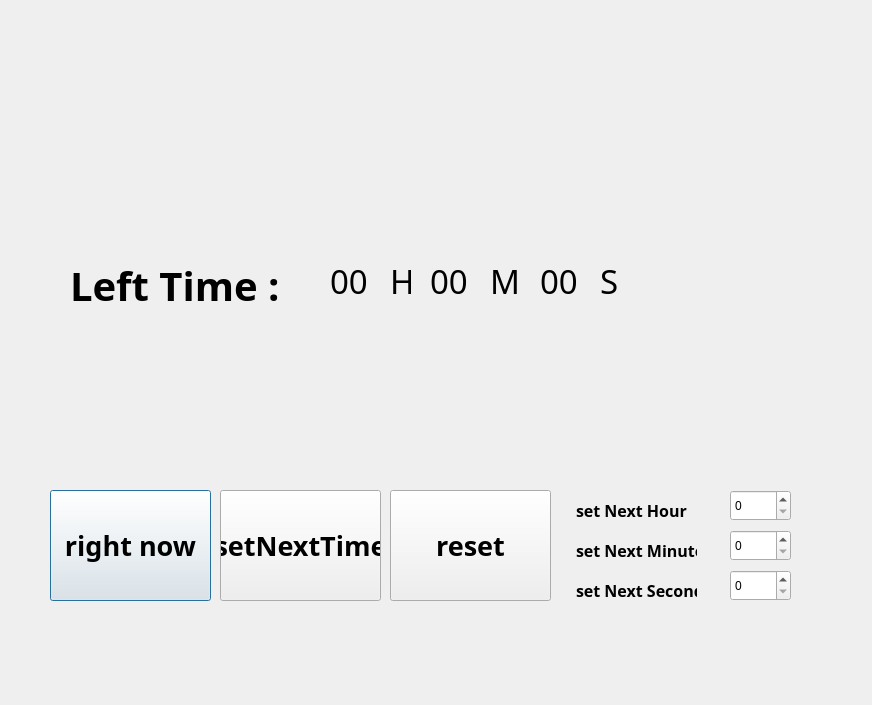
This is serial.ui in addinedu-ros-3rd/iot-repo-7 as Qt 5 draws it before an edit. The edited form follows.
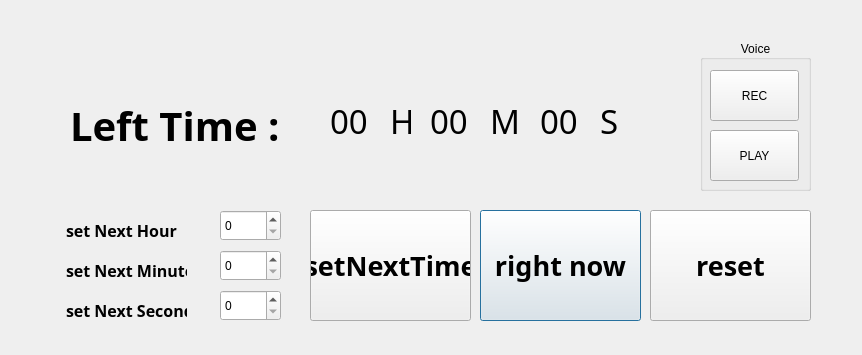
This is the edited form.

```diff
--- a/serial.ui
+++ b/serial.ui
@@ -6,8 +6,8 @@
    <rect>
     <x>0</x>
     <y>0</y>
-    <width>872</width>
-    <height>705</height>
+    <width>862</width>
+    <height>355</height>
    </rect>
   </property>
   <property name="windowTitle">
@@ -16,8 +16,8 @@
   <widget class="QPushButton" name="giveInstantly">
    <property name="geometry">
     <rect>
-     <x>50</x>
-     <y>490</y>
+     <x>480</x>
+     <y>210</y>
      <width>161</width>
      <height>111</height>
     </rect>
@@ -37,8 +37,8 @@
   <widget class="QPushButton" name="setNextTime">
    <property name="geometry">
     <rect>
-     <x>220</x>
-     <y>490</y>
+     <x>310</x>
+     <y>210</y>
      <width>161</width>
      <height>111</height>
     </rect>
@@ -58,8 +58,8 @@
   <widget class="QSpinBox" name="hour">
    <property name="geometry">
     <rect>
-     <x>730</x>
-     <y>490</y>
+     <x>220</x>
+     <y>210</y>
      <width>61</width>
      <height>31</height>
     </rect>
@@ -68,8 +68,8 @@
   <widget class="QLabel" name="label">
    <property name="geometry">
     <rect>
-     <x>576</x>
-     <y>500</y>
+     <x>66</x>
+     <y>220</y>
      <width>111</width>
      <height>20</height>
     </rect>
@@ -89,8 +89,8 @@
   <widget class="QLabel" name="label_2">
    <property name="geometry">
     <rect>
-     <x>576</x>
-     <y>540</y>
+     <x>66</x>
+     <y>260</y>
      <width>121</width>
      <height>20</height>
     </rect>
@@ -110,8 +110,8 @@
   <widget class="QSpinBox" name="minute">
    <property name="geometry">
     <rect>
-     <x>730</x>
-     <y>530</y>
+     <x>220</x>
+     <y>250</y>
      <width>61</width>
      <height>31</height>
     </rect>
@@ -120,8 +120,8 @@
   <widget class="QLabel" name="label_3">
    <property name="geometry">
     <rect>
-     <x>576</x>
-     <y>580</y>
+     <x>66</x>
+     <y>300</y>
      <width>121</width>
      <height>20</height>
     </rect>
@@ -141,8 +141,8 @@
   <widget class="QSpinBox" name="second">
    <property name="geometry">
     <rect>
-     <x>730</x>
-     <y>570</y>
+     <x>220</x>
+     <y>290</y>
      <width>61</width>
      <height>31</height>
     </rect>
@@ -152,7 +152,7 @@
    <property name="geometry">
     <rect>
      <x>70</x>
-     <y>260</y>
+     <y>100</y>
      <width>221</width>
      <height>51</height>
     </rect>
@@ -173,7 +173,7 @@
    <property name="geometry">
     <rect>
      <x>390</x>
-     <y>260</y>
+     <y>100</y>
      <width>21</width>
      <height>41</height>
     </rect>
@@ -192,7 +192,7 @@
    <property name="geometry">
     <rect>
      <x>490</x>
-     <y>260</y>
+     <y>100</y>
      <width>31</width>
      <height>41</height>
     </rect>
@@ -211,7 +211,7 @@
    <property name="geometry">
     <rect>
      <x>600</x>
-     <y>260</y>
+     <y>100</y>
      <width>20</width>
      <height>41</height>
     </rect>
@@ -230,7 +230,7 @@
    <property name="geometry">
     <rect>
      <x>540</x>
-     <y>260</y>
+     <y>100</y>
      <width>41</width>
      <height>41</height>
     </rect>
@@ -249,7 +249,7 @@
    <property name="geometry">
     <rect>
      <x>330</x>
-     <y>260</y>
+     <y>100</y>
      <width>41</width>
      <height>41</height>
     </rect>
@@ -267,8 +267,8 @@
   <widget class="QPushButton" name="reset">
    <property name="geometry">
     <rect>
-     <x>390</x>
-     <y>490</y>
+     <x>650</x>
+     <y>210</y>
      <width>161</width>
      <height>111</height>
     </rect>
@@ -289,7 +289,7 @@
    <property name="geometry">
     <rect>
      <x>430</x>
-     <y>260</y>
+     <y>100</y>
      <width>41</width>
      <height>41</height>
     </rect>
@@ -304,6 +304,48 @@
     <string>00</string>
    </property>
   </widget>
+  <widget class="QGroupBox" name="groupBox">
+   <property name="geometry">
+    <rect>
+     <x>700</x>
+     <y>40</y>
+     <width>111</width>
+     <height>151</height>
+    </rect>
+   </property>
+   <property name="title">
+    <string>Voice</string>
+   </property>
+   <property name="alignment">
+    <set>Qt::AlignCenter</set>
+   </property>
+   <widget class="QPushButton" name="btn_rec">
+    <property name="geometry">
+     <rect>
+      <x>10</x>
+      <y>30</y>
+      <width>89</width>
+      <height>51</height>
+     </rect>
+    </property>
+    <property name="text">
+     <string>REC</string>
+    </property>
+   </widget>
+   <widget class="QPushButton" name="btn_play">
+    <property name="geometry">
+     <rect>
+      <x>10</x>
+      <y>90</y>
+      <width>89</width>
+      <height>51</height>
+     </rect>
+    </property>
+    <property name="text">
+     <string>PLAY</string>
+    </property>
+   </widget>
+  </widget>
  </widget>
  <resources/>
  <connections/>
```
